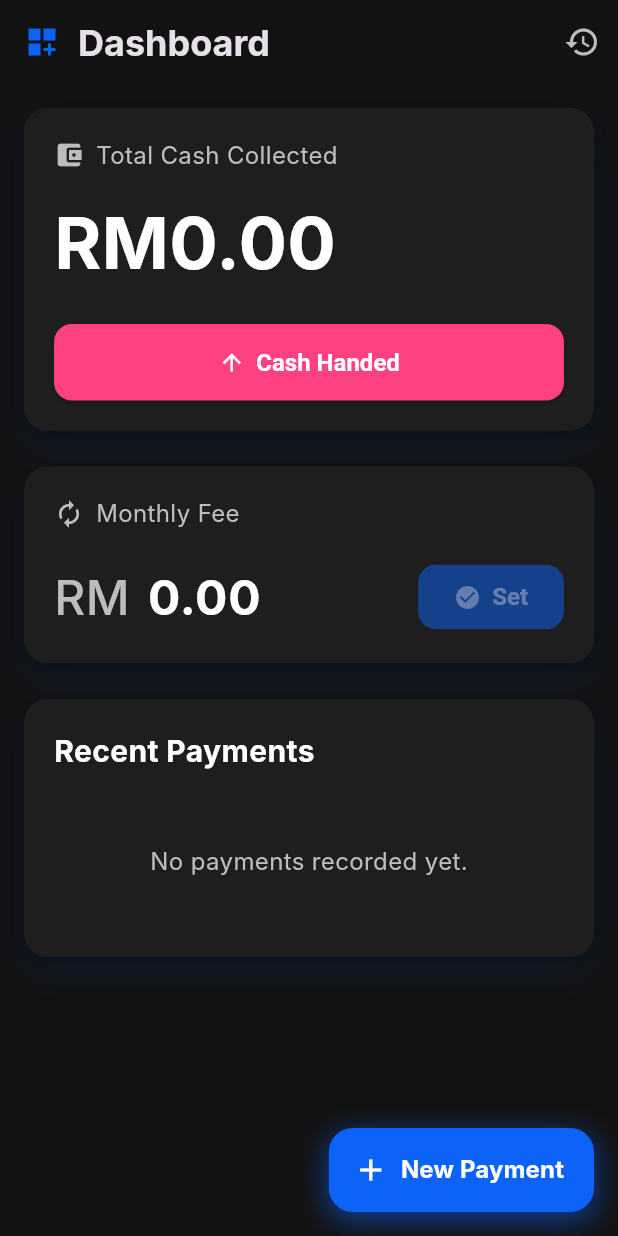
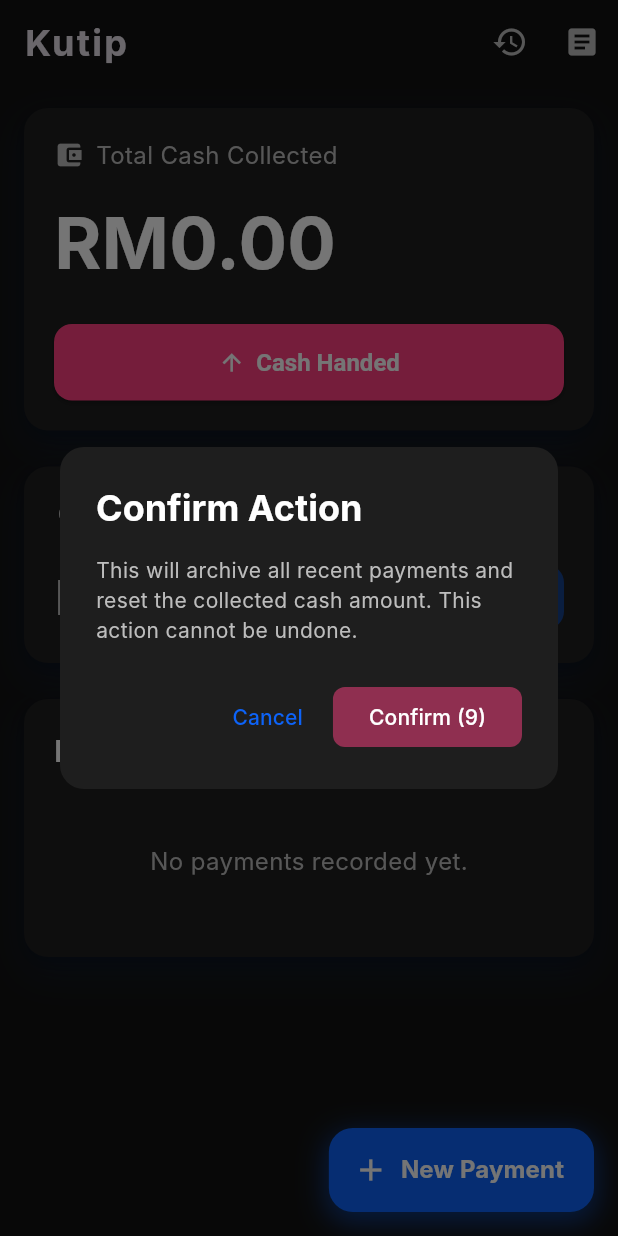
Before and after one commit to EhsanFadhli/KutipApp, a Flutter app: the screen it shows after launch, after a tap on "Cash Handed", on a phone screen of 412 x 824 dp. Run offline on Flutter 3.47's test engine with Material 3 defaults, Android fonts, the light colour scheme and no system bars; our stand-ins replace shared_preferences; Roboto replaces fonts that are missing (Inter).

Commit message:
Changed the app title name.

```diff
--- /dev/null
+++ b/lib/log_model.dart
@@ -0,0 +1,27 @@
+
+import 'dart:convert';
+
+class LogEntry {
+  final String action;
+  final DateTime timestamp;
+
+  LogEntry({required this.action, required this.timestamp});
+
+  Map<String, dynamic> toMap() {
+    return {
+      'action': action,
+      'timestamp': timestamp.toIso8601String(),
+    };
+  }
+
+  factory LogEntry.fromMap(Map<String, dynamic> map) {
+    return LogEntry(
+      action: map['action'] as String,
+      timestamp: DateTime.parse(map['timestamp'] as String),
+    );
+  }
+
+  String toJson() => json.encode(toMap());
+
+  factory LogEntry.fromJson(String source) => LogEntry.fromMap(json.decode(source));
+}
--- /dev/null
+++ b/lib/log_service.dart
@@ -0,0 +1,27 @@
+
+import 'package:shared_preferences/shared_preferences.dart';
+import 'package:myapp/log_model.dart';
+
+class LogService {
+  static const String _logKey = 'app_logs';
+
+  static Future<void> logAction(String action) async {
+    final prefs = await SharedPreferences.getInstance();
+    final List<String> logsJson = prefs.getStringList(_logKey) ?? [];
+
+    final newLog = LogEntry(action: action, timestamp: DateTime.now());
+    logsJson.add(newLog.toJson());
+
+    await prefs.setStringList(_logKey, logsJson);
+  }
+
+  static Future<List<LogEntry>> getLogs() async {
+    final prefs = await SharedPreferences.getInstance();
+    final List<String> logsJson = prefs.getStringList(_logKey) ?? [];
+
+    final List<LogEntry> logs = logsJson.map((log) => LogEntry.fromJson(log)).toList();
+    logs.sort((a, b) => b.timestamp.compareTo(a.timestamp)); // Sort by most recent
+
+    return logs;
+  }
+}
--- a/lib/main.dart
+++ b/lib/main.dart
@@ -1,8 +1,11 @@
 
+import 'dart:async';
 import 'package:flutter/material.dart';
 import 'package:flutter/services.dart';
 import 'package:intl/intl.dart';
 import 'package:myapp/add_payment_page.dart' show AddPaymentPage;
+import 'package:myapp/log_service.dart';
+import 'package:myapp/logs_page.dart';
 import 'package:myapp/payment_model.dart';
 import 'package:myapp/previous_payments_page.dart';
 import 'package:myapp/ui/widgets.dart';
@@ -64,7 +67,13 @@
     });
   }
 
-  Future<void> _cashHanded() async {
+  Future<void> _showCashHandedConfirmation() async {
+    final result = await showDialog<bool>(
+      context: context,
+      barrierDismissible: false,
+      builder: (BuildContext context) {
+        return CountdownConfirmationDialog(
+          onConfirm: () async {
             final prefs = await SharedPreferences.getInstance();
             final List<String> recentPaymentsJson = prefs.getStringList('payments') ?? [];
             final List<String> previousPaymentsJson = prefs.getStringList('previous_payments') ?? [];
@@ -74,7 +83,20 @@
             await prefs.setStringList('previous_payments', previousPaymentsJson);
             await prefs.remove('payments');
 
+            final formattedAmount = NumberFormat.currency(locale: 'en_MY', symbol: 'RM').format(_totalCashCollected);
+            await LogService.logAction('Archived all recent payments - $formattedAmount');
+
             _loadPayments();
+          },
+        );
+      },
+    );
+
+    if (result == true) {
+      ScaffoldMessenger.of(context).showSnackBar(
+        const SnackBar(content: Text('Cash Handed and Payments Archived!')),
+      );
+    }
   }
 
 
@@ -95,18 +117,13 @@
       appBar: AppBar(
         backgroundColor: kBackground,
         elevation: 0,
-        title: const Row(
-          children: [
-            Icon(Icons.dashboard_customize, color: kPrimaryBlue),
-            SizedBox(width: 12),
-            Text(
-              'Dashboard',
+        title: const Text(
+          'Kutip',
           style: TextStyle(
             fontWeight: FontWeight.bold,
             fontSize: 24,
+            letterSpacing: 1.5,
           ),
-            ),
-          ],
         ),
         actions: [
           IconButton(
@@ -114,13 +131,21 @@
             onPressed: () => Navigator.push(
               context,
               MaterialPageRoute(builder: (context) => const PreviousPaymentsPage()),
-                  )),
+            ),
+          ),
+          IconButton(
+            icon: const Icon(Icons.article, color: kSubtleText),
+            onPressed: () => Navigator.push(
+              context,
+              MaterialPageRoute(builder: (context) => const LogsPage()),
+            ),
+          ),
         ],
       ),
       body: ListView(
         padding: const EdgeInsets.fromLTRB(16.0, 16.0, 16.0, 80.0), // Add padding for FAB
         children: <Widget>[
-          TotalCashCard(totalCash: _totalCashCollected, onCashHanded: _cashHanded),
+          TotalCashCard(totalCash: _totalCashCollected, onCashHanded: _showCashHandedConfirmation),
           const SizedBox(height: 24),
           const MonthlyFeeCard(),
           const SizedBox(height: 24),
@@ -263,6 +288,8 @@
     final double? fee = double.tryParse(_feeController.text);
     if (fee != null) {
       await prefs.setDouble(_storageKey, fee);
+      final formattedFee = NumberFormat.currency(locale: 'en_MY', symbol: 'RM').format(fee);
+      await LogService.logAction('Set monthly fee - $formattedFee');
       setState(() {
         _savedFee = fee;
         _isFeeChanged = false;
@@ -406,3 +433,79 @@
     );
   }
 }
+
+class CountdownConfirmationDialog extends StatefulWidget {
+  final Future<void> Function() onConfirm;
+
+  const CountdownConfirmationDialog({super.key, required this.onConfirm});
+
+  @override
+  State<CountdownConfirmationDialog> createState() => _CountdownConfirmationDialogState();
+}
+
+class _CountdownConfirmationDialogState extends State<CountdownConfirmationDialog> {
+  int _countdown = 10;
+  Timer? _timer;
+
+  @override
+  void initState() {
+    super.initState();
+    _startCountdown();
+  }
+
+  void _startCountdown() {
+    _timer = Timer.periodic(const Duration(seconds: 1), (timer) {
+      if (_countdown > 0) {
+        setState(() {
+          _countdown--;
+        });
+      } else {
+        _timer?.cancel();
+      }
+    });
+  }
+
+  @override
+  void dispose() {
+    _timer?.cancel();
+    super.dispose();
+  }
+
+  @override
+  Widget build(BuildContext context) {
+    final bool isConfirmEnabled = _countdown == 0;
+
+    return AlertDialog(
+      backgroundColor: kCardBackground,
+      shape: RoundedRectangleBorder(borderRadius: BorderRadius.circular(16)),
+      title: const Text('Confirm Action', style: TextStyle(color: kPrimaryText, fontWeight: FontWeight.bold)),
+      content: Text(
+        'This will archive all recent payments and reset the collected cash amount. This action cannot be undone.',
+        style: TextStyle(color: kSubtleText),
+      ),
+      actions: <Widget>[
+        TextButton(
+          onPressed: () => Navigator.of(context).pop(false),
+          child: const Text('Cancel', style: TextStyle(color: kPrimaryBlue)),
+        ),
+        ElevatedButton(
+          onPressed: isConfirmEnabled
+              ? () async {
+                  await widget.onConfirm();
+                  Navigator.of(context).pop(true);
+                }
+              : null,
+          style: ElevatedButton.styleFrom(
+            backgroundColor: kAccentRed,
+            disabledBackgroundColor: kAccentRed.withOpacity(0.5),
+            shape: RoundedRectangleBorder(borderRadius: BorderRadius.circular(8)),
+          ),
+          child: Text(
+            isConfirmEnabled ? 'Confirm' : 'Confirm ($_countdown)',
+            style: const TextStyle(color: Colors.white),
+          ),
+        ),
+      ],
+    );
+  }
+}
--- a/lib/ui/widgets.dart
+++ b/lib/ui/widgets.dart
@@ -122,7 +122,7 @@ class PaymentDetailsContent extends StatelessWidget {
 
   @override
   Widget build(BuildContext context) {
-    final formattedDate = DateFormat('MMMM d, yyyy ''at'' h:mm a').format(payment.createdAt);
+    final formattedDate = DateFormat("MMMM d, yyyy 'at' h:mm a").format(payment.createdAt);
     final roundedBalance = (payment.balance * 100).round() / 100;
 
     String formatPeriod(Payment p) {
```
Also changed, not shown: lib/add_payment_page.dart (+20 -1 lines), lib/logs_page.dart (added, +108 -0 lines), lib/payment_model.dart (+9 -9 lines), lib/previous_payments_page.dart (+28 -11 lines), 1 other file. Lines whose indentation alone changed are shown as unchanged.
